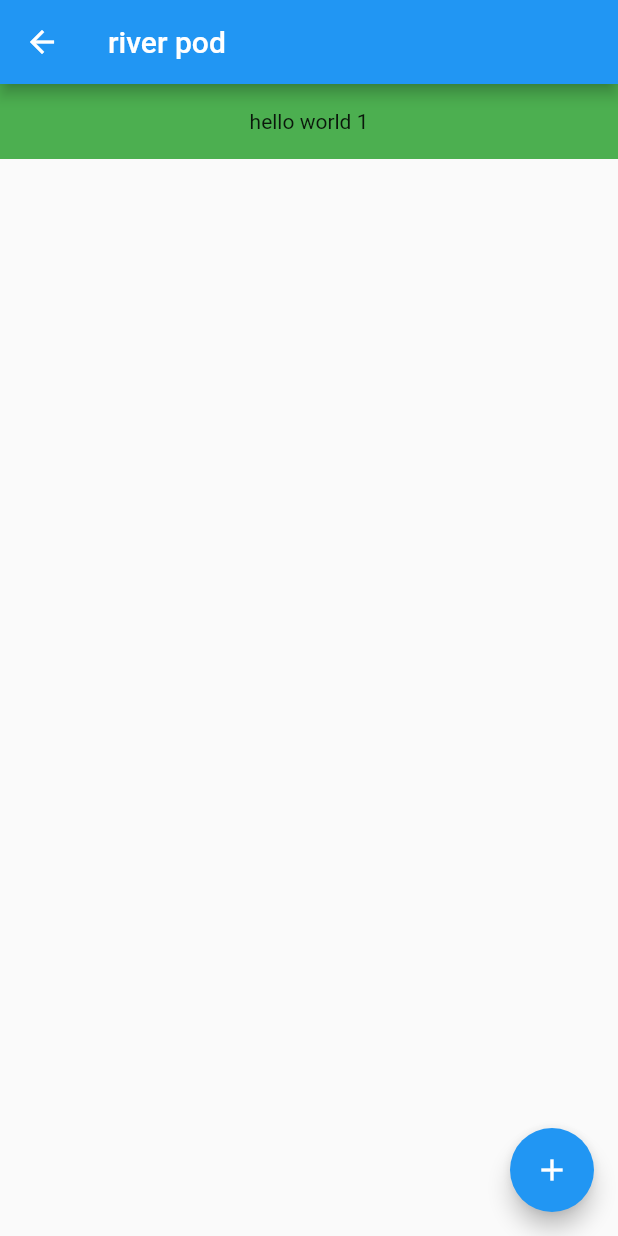
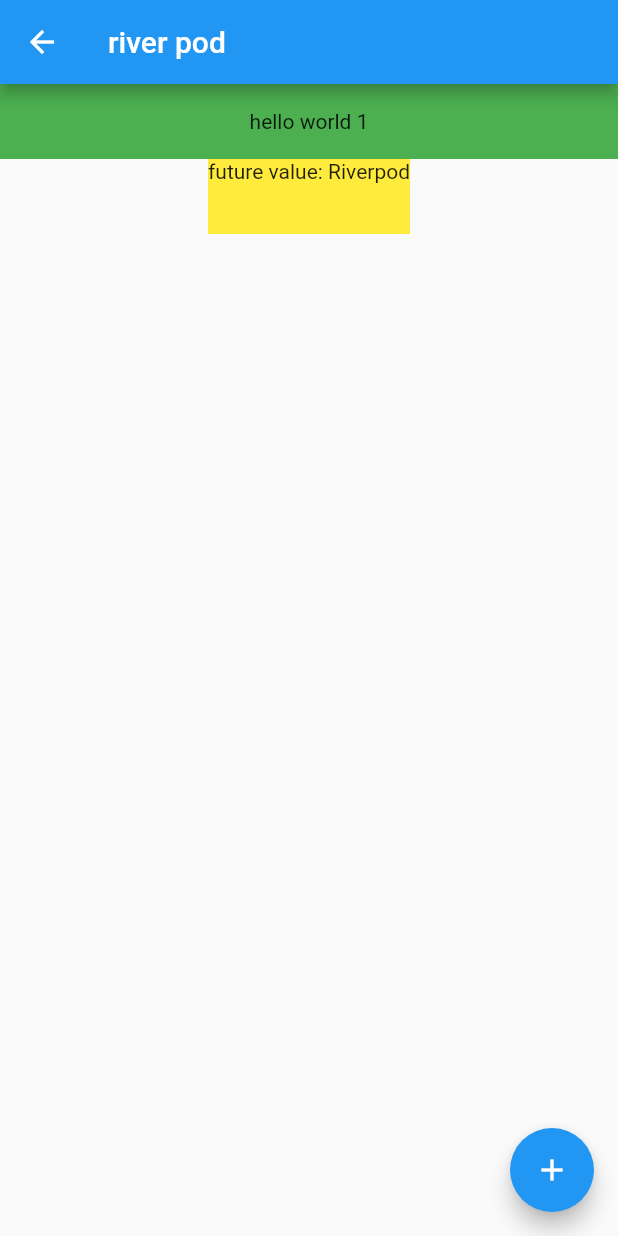
Before and after one commit to yongshengdev/hello_flutter, a Flutter app: the RiverPodPage screen opened directly, after a tap on the "add" icon, on a phone screen of 412 x 824 dp. Run offline on Flutter 3.47's test engine with Material 2 defaults, Android fonts, the phone set to English and light mode, and no system bars; our stand-ins replace flutter_riverpod.

Commit message:
feat: river pod 学习 FutureProvider

```diff
--- a/lib/main.dart
+++ b/lib/main.dart
@@ -6,6 +6,11 @@ import 'package:hello_flutter/riverpod/river_pod_page.dart';
 final Provider<String> helloWorldProvider = Provider((_) => "hello world");
 // 2. StateProvider
 final StateProvider<int> countProvider = StateProvider((_) => 0);
+// 3. FutureProvider
+final FutureProvider<String> futureProvider = FutureProvider((_) async {
+  await Future.delayed(const Duration(seconds: 3));
+  return 'Riverpod';
+});
 
 void main() {
   // 所有使用Riverpod的Flutter程序，都必须在widget tree的根部添加ProviderScope，用于储存各个provider
--- a/lib/riverpod/river_pod_page.dart
+++ b/lib/riverpod/river_pod_page.dart
@@ -12,7 +12,7 @@ class RiverPodPage extends ConsumerWidget {
         appBar: AppBar(
           title: const Text("river pod"),
         ),
-        body: Stack(children: [
+        body: Column(children: [
           Container(
               height: 50,
               decoration: const BoxDecoration(color: Colors.green),
@@ -20,7 +20,18 @@ class RiverPodPage extends ConsumerWidget {
                 // 使用Consumer（ConsumerWidget的封装），控制刷新的范围
                 int count = ref.watch(countProvider);
                 return Text('$value $count');
-              })))
+              }))),
+          Container(
+              height: 50,
+              decoration: const BoxDecoration(color: Colors.yellow),
+              child: Consumer(builder: (context, ref, _) {
+                AsyncValue<String> futureProviderValue = ref.watch(futureProvider);
+                return futureProviderValue.when(
+                  data: (data) => Text("future value: $data"),
+                  error: (err, stack) => const Text('Oops, something unexpected happened'),
+                  loading: () => const CircularProgressIndicator(),
+                );
+              }))
         ]),
         floatingActionButton: FloatingActionButton(
           onPressed: () => ref.read(countProvider.notifier).state++,
```
Lines whose indentation alone changed are shown as unchanged.
